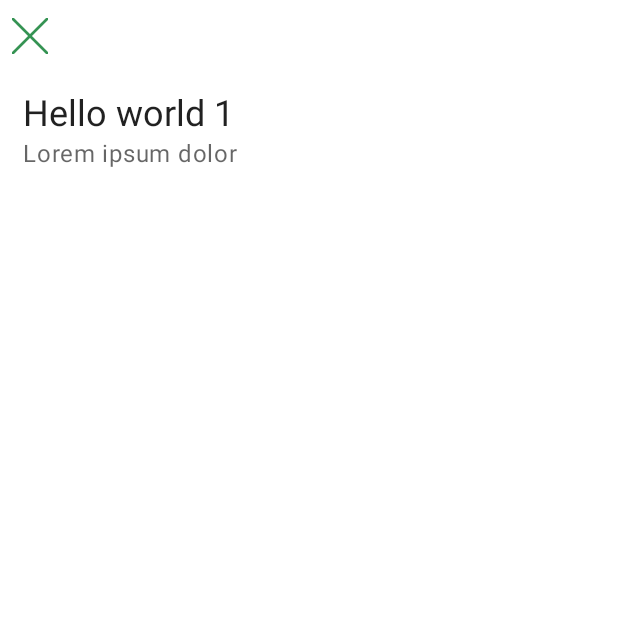
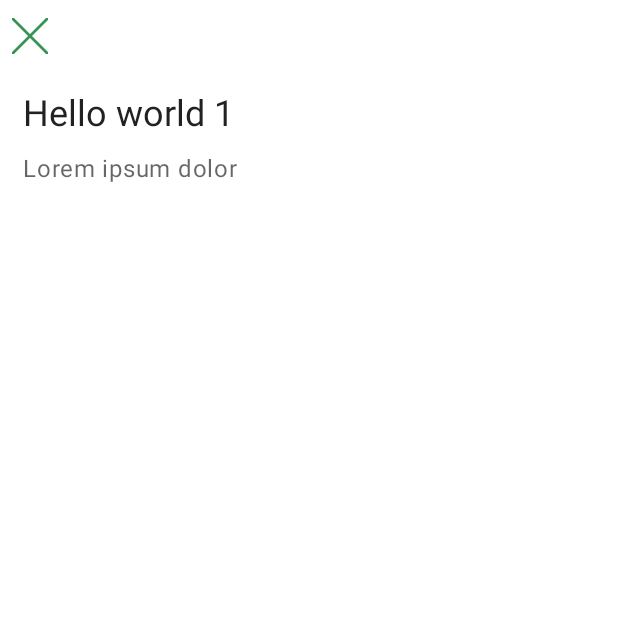
Before and after one commit to Keyboard-Spartans/i-mood-meter, an Android app: the ViewSingleMemoryActivity screen opened directly, with no data from a screen before it, on a phone screen of 412 x 824 dp, the top half of it. Run offline under Robolectric (Android 15) with nearby library versions, the phone set to English and light mode, and no system bars.

Commit message:
Make detailed view scrollable

```diff
--- a/app/src/main/res/layout/single_memory_detail.xml
+++ b/app/src/main/res/layout/single_memory_detail.xml
@@ -21,6 +21,16 @@
             style="@style/Widget.MaterialComponents.Button.TextButton"
             />
 
+        <androidx.core.widget.NestedScrollView
+            android:layout_width="match_parent"
+            android:layout_height="wrap_content" >
+
+            <LinearLayout
+                android:layout_width="match_parent"
+                android:layout_height="wrap_content"
+                android:orientation="vertical"
+                android:gravity="start">
+
                 <ImageView
                     android:id="@+id/image"
                     android:layout_height="wrap_content"
@@ -30,20 +40,12 @@
                     android:contentDescription="@string/title"
                     />
 
-        <LinearLayout
-            android:layout_width="match_parent"
-            android:layout_height="0dp"
-            android:layout_weight="1"
-            android:padding="10dp"
-            android:orientation="vertical"
-            android:gravity="start"
-            >
-
                 <TextView
                     android:id="@+id/title"
                     android:layout_width="match_parent"
                     android:layout_height="wrap_content"
-                android:layout_marginHorizontal="5dp"
+                    android:layout_marginVertical="10dp"
+                    android:layout_marginHorizontal="15dp"
                     android:text="@string/title"
                     android:textAppearance="?attr/textAppearanceHeadline5"
                     />
@@ -52,12 +54,14 @@
                     android:id="@+id/description"
                     android:layout_width="match_parent"
                     android:layout_height="wrap_content"
-                android:layout_marginHorizontal="5dp"
+                    android:layout_marginBottom="10dp"
+                    android:layout_marginHorizontal="15dp"
                     android:text="@string/description"
                     android:textAppearance="?attr/textAppearanceBody1"
                     android:textColor="?android:attr/textColorSecondary"
                     />
             </LinearLayout>
+        </androidx.core.widget.NestedScrollView>
     </LinearLayout>
 
 </androidx.constraintlayout.widget.ConstraintLayout>
```
Lines whose indentation alone changed are shown as unchanged.
